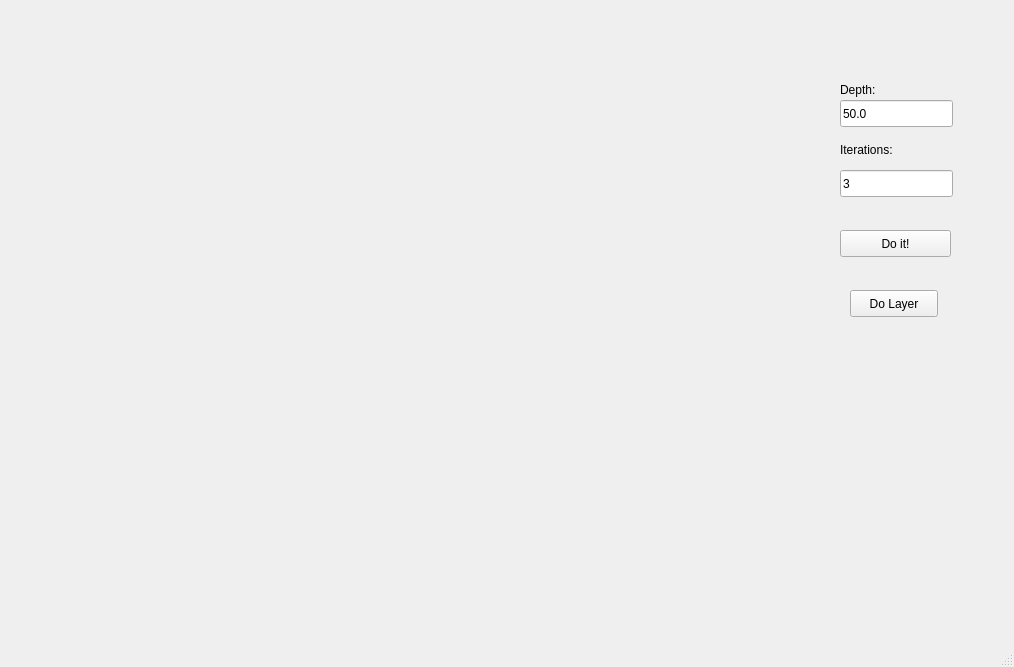
Qt form ui_elements/fft_main_window.ui (franktb/MagnetometryGui) before a commit.
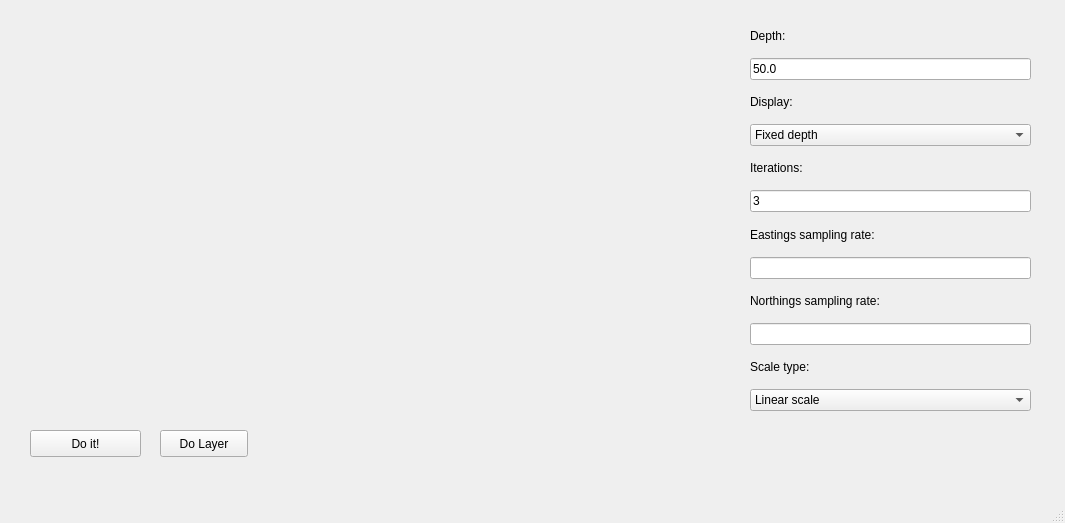
The same form after that commit.

Commit message: update downward ui. added righthand menu

The edit to the form file:
```diff
--- a/ui_elements/fft_main_window.ui
+++ b/ui_elements/fft_main_window.ui
@@ -6,8 +6,8 @@
    <rect>
     <x>0</x>
     <y>0</y>
-    <width>1014</width>
-    <height>667</height>
+    <width>1065</width>
+    <height>523</height>
    </rect>
   </property>
   <property name="windowTitle">
@@ -17,71 +17,19 @@
    <widget class="QWidget" name="verticalLayoutWidget">
     <property name="geometry">
      <rect>
-      <x>110</x>
-      <y>30</y>
-      <width>651</width>
+      <x>30</x>
+      <y>20</y>
+      <width>711</width>
       <height>391</height>
      </rect>
     </property>
     <layout class="QVBoxLayout" name="verticalLayout2DMappingCanvas"/>
    </widget>
-   <widget class="QLineEdit" name="lineEditDepth">
-    <property name="geometry">
-     <rect>
-      <x>840</x>
-      <y>100</y>
-      <width>113</width>
-      <height>27</height>
-     </rect>
-    </property>
-    <property name="text">
-     <string>50.0</string>
-    </property>
-   </widget>
-   <widget class="QLineEdit" name="lineEditIterations">
-    <property name="geometry">
-     <rect>
-      <x>840</x>
-      <y>170</y>
-      <width>113</width>
-      <height>27</height>
-     </rect>
-    </property>
-    <property name="text">
-     <string>3</string>
-    </property>
-   </widget>
-   <widget class="QLabel" name="label">
-    <property name="geometry">
-     <rect>
-      <x>840</x>
-      <y>80</y>
-      <width>66</width>
-      <height>19</height>
-     </rect>
-    </property>
-    <property name="text">
-     <string>Depth:</string>
-    </property>
-   </widget>
-   <widget class="QLabel" name="label_2">
-    <property name="geometry">
-     <rect>
-      <x>840</x>
-      <y>140</y>
-      <width>66</width>
-      <height>19</height>
-     </rect>
-    </property>
-    <property name="text">
-     <string>Iterations:</string>
-    </property>
-   </widget>
    <widget class="QPushButton" name="pushButton_StartIteration">
     <property name="geometry">
      <rect>
-      <x>840</x>
-      <y>230</y>
+      <x>30</x>
+      <y>430</y>
       <width>111</width>
       <height>27</height>
      </rect>
@@ -93,8 +41,8 @@
    <widget class="QPushButton" name="pushButton_layer">
     <property name="geometry">
      <rect>
-      <x>850</x>
-      <y>290</y>
+      <x>160</x>
+      <y>430</y>
       <width>88</width>
       <height>27</height>
      </rect>
@@ -103,6 +51,108 @@
      <string>Do Layer</string>
     </property>
    </widget>
+   <widget class="QWidget" name="verticalLayoutWidget_2">
+    <property name="geometry">
+     <rect>
+      <x>750</x>
+      <y>20</y>
+      <width>281</width>
+      <height>391</height>
+     </rect>
+    </property>
+    <layout class="QVBoxLayout" name="verticalLayout">
+     <item>
+      <widget class="QLabel" name="label">
+       <property name="text">
+        <string>Depth:</string>
+       </property>
+      </widget>
+     </item>
+     <item>
+      <widget class="QLineEdit" name="lineEditDepth">
+       <property name="text">
+        <string>50.0</string>
+       </property>
+      </widget>
+     </item>
+     <item>
+      <widget class="QLabel" name="label_6">
+       <property name="text">
+        <string>Display:</string>
+       </property>
+      </widget>
+     </item>
+     <item>
+      <widget class="QComboBox" name="comboBox_display">
+       <item>
+        <property name="text">
+         <string>Fixed depth</string>
+        </property>
+       </item>
+       <item>
+        <property name="text">
+         <string>Bathymetry</string>
+        </property>
+       </item>
+      </widget>
+     </item>
+     <item>
+      <widget class="QLabel" name="label_2">
+       <property name="text">
+        <string>Iterations:</string>
+       </property>
+      </widget>
+     </item>
+     <item>
+      <widget class="QLineEdit" name="lineEditIterations">
+       <property name="text">
+        <string>3</string>
+       </property>
+      </widget>
+     </item>
+     <item>
+      <widget class="QLabel" name="label_4">
+       <property name="text">
+        <string>Eastings sampling rate:</string>
+       </property>
+      </widget>
+     </item>
+     <item>
+      <widget class="QLineEdit" name="lineEdit_eastingsSampleRate"/>
+     </item>
+     <item>
+      <widget class="QLabel" name="label_5">
+       <property name="text">
+        <string>Northings sampling rate:</string>
+       </property>
+      </widget>
+     </item>
+     <item>
+      <widget class="QLineEdit" name="lineEdit_2"/>
+     </item>
+     <item>
+      <widget class="QLabel" name="label_3">
+       <property name="text">
+        <string>Scale type:</string>
+       </property>
+      </widget>
+     </item>
+     <item>
+      <widget class="QComboBox" name="comboBox_scaleType">
+       <item>
+        <property name="text">
+         <string>Linear scale</string>
+        </property>
+       </item>
+       <item>
+        <property name="text">
+         <string>Logarithmic scale</string>
+        </property>
+       </item>
+      </widget>
+     </item>
+    </layout>
+   </widget>
   </widget>
   <widget class="QMenuBar" name="menubar">
    <property name="geometry">
```
Left out of the diff: 2 changed lines with no effect on the pictures. The commit also changes 1 other file.
